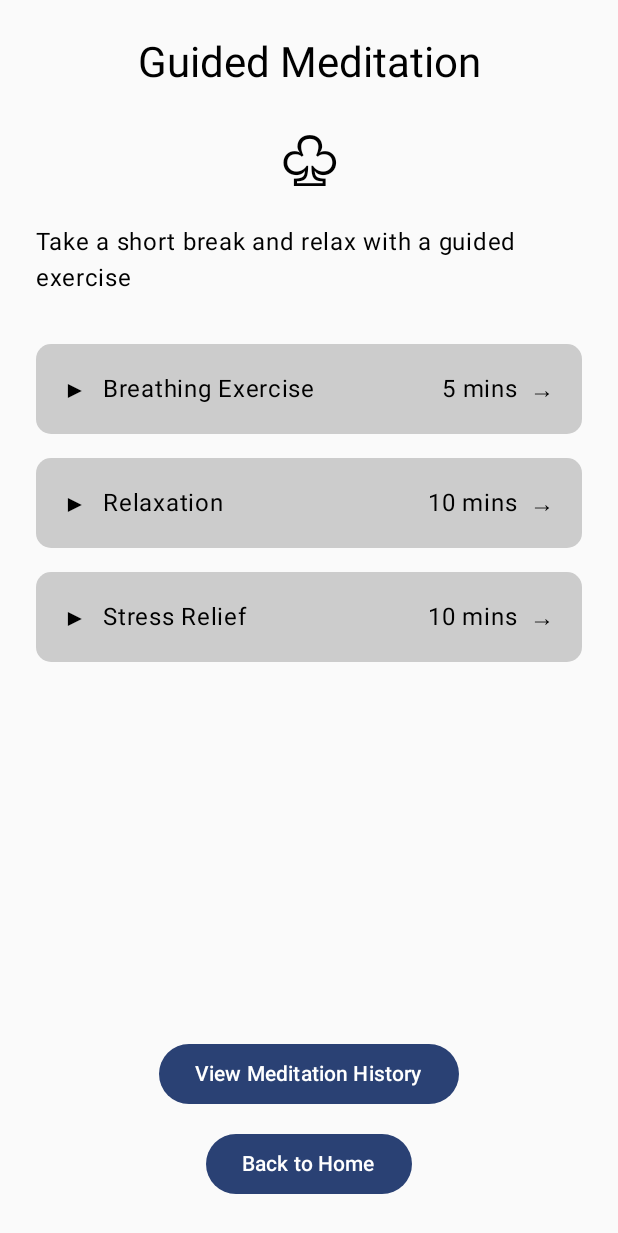
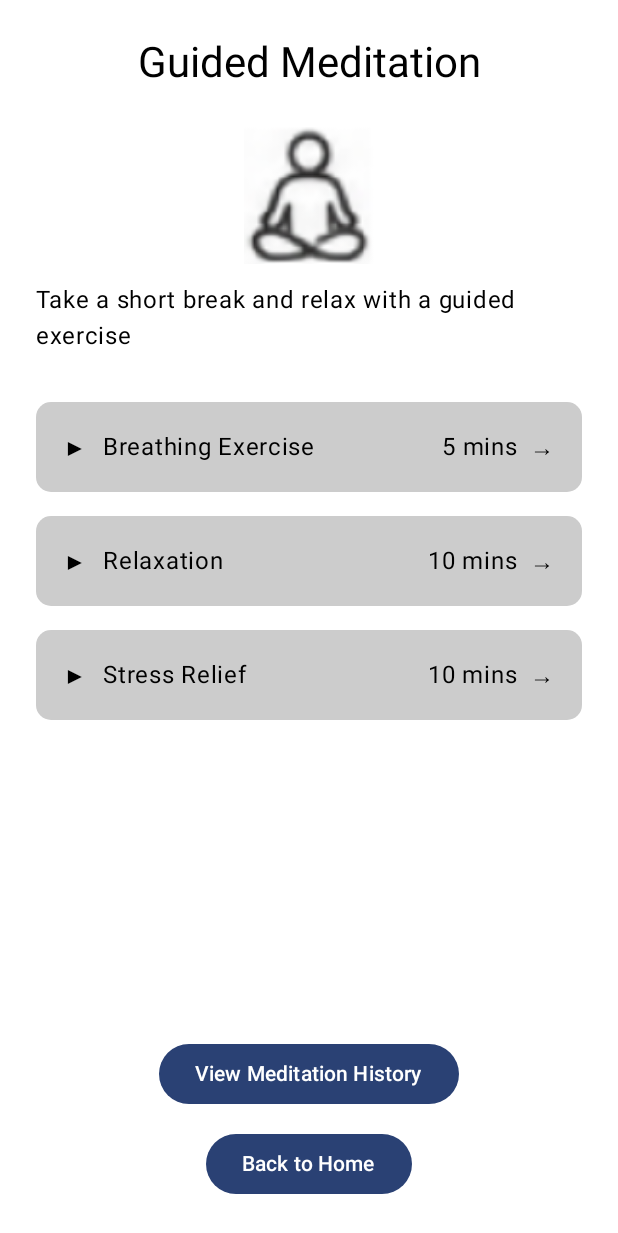
Before and after one commit to Raiyan-Farhaz/TUSMindSpace, an Android app built with Jetpack Compose: the MeditationScreen screen opened through its navigation route, on a phone screen of 412 x 824 dp. Shown: the top 1233 px of the screen. Run offline under Robolectric (Android 15) with nearby library versions, the phone set to English and light mode, and no system bars.

Commit message:
Update MeditationScreen.kt

```diff
--- a/app/src/main/java/com/example/tusmindspace/screens/MeditationScreen.kt
+++ b/app/src/main/java/com/example/tusmindspace/screens/MeditationScreen.kt
@@ -1,15 +1,18 @@
 
 package com.example.tusmindspace.screens
 
+import androidx.compose.foundation.Image
+import androidx.compose.foundation.background
 import androidx.compose.foundation.layout.*
-import androidx.compose.foundation.background
 import androidx.compose.foundation.shape.RoundedCornerShape
 import androidx.compose.material3.*
 import androidx.compose.runtime.Composable
 import androidx.compose.ui.Alignment
 import androidx.compose.ui.Modifier
 import androidx.compose.ui.graphics.Color
+import androidx.compose.ui.res.painterResource
 import androidx.compose.ui.unit.dp
+import com.example.tusmindspace.R
 
 @Composable
 fun MeditationScreen(
@@ -21,6 +24,7 @@ fun MeditationScreen(
     Column(
         modifier = Modifier
             .fillMaxSize()
+            .background(Color.White)
             .padding(24.dp),
         horizontalAlignment = Alignment.CenterHorizontally
     ) {
@@ -33,10 +37,11 @@ fun MeditationScreen(
 
         Spacer(modifier = Modifier.height(16.dp))
 
-        // Simple icon
-        Text(
-            text = "♧",
-            style = MaterialTheme.typography.displayMedium
+        // Display the image from drawable
+        Image(
+            painter = painterResource(id = R.drawable.guided_meditation),
+            contentDescription = "Guided Meditation",
+            modifier = Modifier.size(100.dp)
         )
 
         Spacer(modifier = Modifier.height(12.dp))
```
